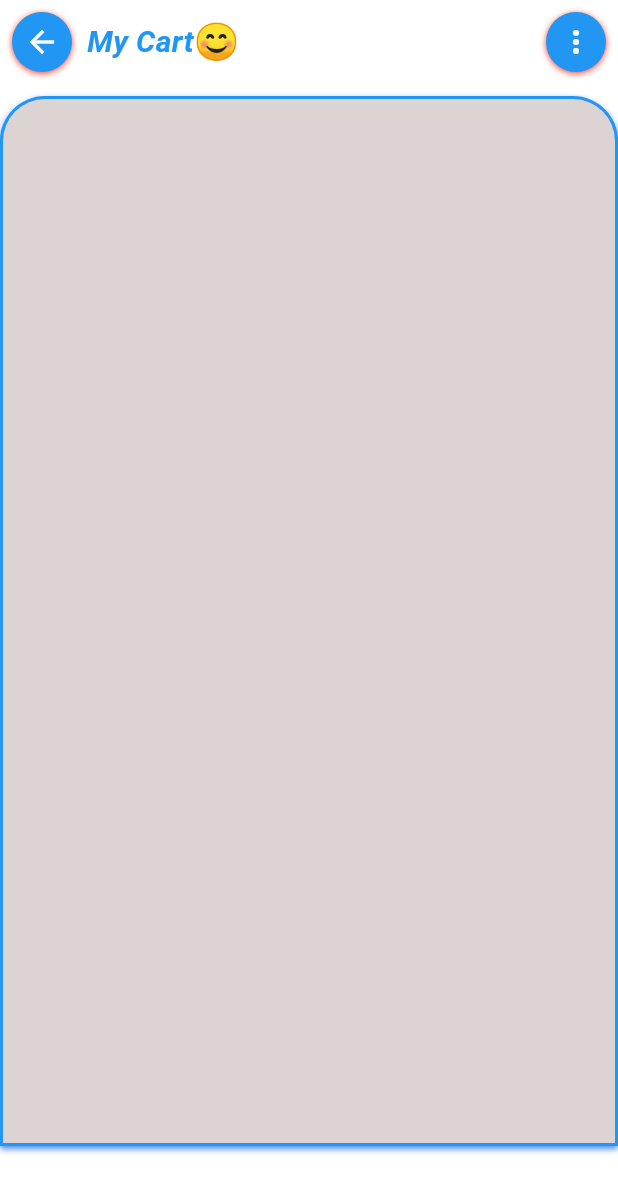
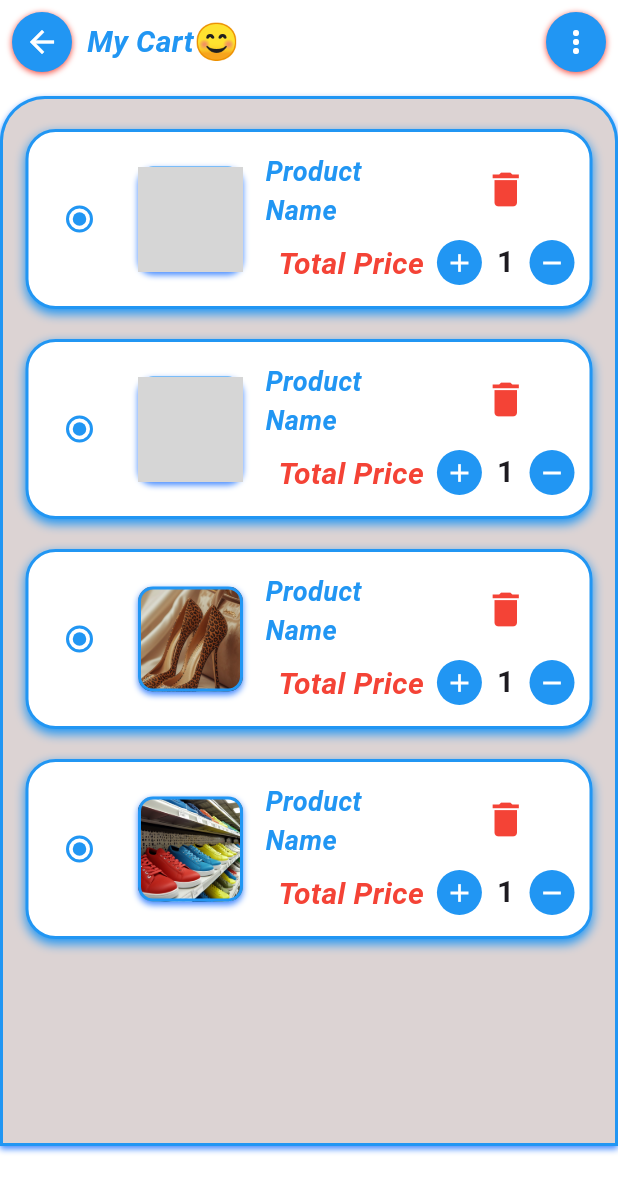
Before and after one commit to Yvonne-Wanja-1/Online-Shop-2, a Flutter app: the Cartpage screen opened by its route, on a phone screen of 412 x 824 dp. Shown: the top 1193 px of the screen. Run offline on Flutter 3.47's test engine with Material 3 defaults, Android fonts, the phone set to English and light mode, and no system bars; our stand-ins replace badges, curved_navigation_bar; Roboto replaces fonts that are missing (Arial); grey boxes are pictures that could not be loaded.

```diff
--- a/recap/lib/pages/CartPage.dart
+++ b/recap/lib/pages/CartPage.dart
@@ -1,5 +1,6 @@
 import 'package:flutter/material.dart';
 import 'package:recap/widgets/cartappbar.dart';
+import 'package:recap/widgets/cartitemsamples.dart';
 
 class Cartpage extends StatelessWidget {
   const Cartpage({super.key});
@@ -35,7 +36,7 @@ class Cartpage extends StatelessWidget {
               ],
             ),
             child: Column(children: [
-
+CartItemSamples(),
 
 
             ],),
--- /dev/null
+++ b/recap/lib/widgets/cartitemsamples.dart
@@ -0,0 +1,181 @@
+import 'package:flutter/material.dart';
+
+class CartItemSamples extends StatelessWidget {
+  const CartItemSamples({super.key});
+
+  @override
+  Widget build(BuildContext context) {
+    return Column(
+      children: [
+        for (int i = 0; i < 4; i++) // Loop to create multiple items
+        Container(
+          height: 120,
+          margin: const EdgeInsets.symmetric(horizontal: 15, vertical: 10),
+          padding: const EdgeInsets.all(10),
+          decoration: BoxDecoration(
+            color: Colors.white,
+            borderRadius: BorderRadius.circular(20),
+            border: Border.all(
+              color: Colors.blue,
+              width: 2,
+            ),
+            boxShadow: const [
+              BoxShadow(
+                color: Colors.blue,
+                blurRadius: 5,
+                offset: Offset(0, 3),
+              ),
+            ],
+          ),
+          child: Row(
+            children: [
+              // Radio Button
+              Radio(
+                value: "selected",
+                groupValue: "selected", // Replace with a variable for dynamic selection
+                onChanged: (value) {
+                  // Add your logic here
+                },
+                activeColor: Colors.blue,
+              ),
+              const SizedBox(width: 15),
+
+              // Product Image
+              Container(
+                height: 70,
+                width: 70,
+                decoration: BoxDecoration(
+                  borderRadius: BorderRadius.circular(10),
+                  image: DecorationImage(
+                    image: AssetImage('images/$i.jpg'),
+                    fit: BoxFit.cover,
+                  ),
+                  border: Border.all(
+                    color: Colors.blue,
+                    width: 2,
+                  ),
+                  boxShadow: const [
+                    BoxShadow(
+                      color: Colors.blueAccent,
+                      blurRadius: 3,
+                      offset: Offset(0, 2),
+                    ),
+                  ],
+                ),
+              ),
+              const SizedBox(width: 15),
+
+              // Product Details
+              Expanded(
+                child: Column(
+                 // crossAxisAlignment: CrossAxisAlignment.start,
+                  mainAxisAlignment: MainAxisAlignment.center,
+                  children: [
+                    const Text(
+                      'Product Name',
+                      style: TextStyle(
+                        fontStyle: FontStyle.italic,
+                        color: Colors.blue,
+                        fontSize: 18,
+                        fontWeight: FontWeight.bold,
+                        fontFamily: 'Arial',
+                      ),
+                    ),
+                    const SizedBox(height: 8),
+                    const Text(
+                      'Total Price',
+                      style: TextStyle(
+                        fontStyle: FontStyle.italic,
+                        color: Colors.red,
+                        fontSize: 20,
+                        fontWeight: FontWeight.bold,
+                        fontFamily: 'Arial',
+                      ),
+                    ),
+                  ],
+                ),
+              ),
+
+              // Delete Icon and Quantity Controls
+              Column(
+                mainAxisAlignment: MainAxisAlignment.center,
+                children: [
+                  // Delete Icon
+                  IconButton(
+                    icon: const Icon(
+                      Icons.delete,
+                      color: Colors.red,
+                      size: 30,
+                    ),
+                    onPressed: () {
+                      // Add delete logic here
+                    },
+                  ),
+                  const SizedBox(height: 10),
+
+                  // Quantity Controls
+                  Row(
+                    children: [
+                      // Add Button
+                      InkWell(
+                        onTap: () {
+                          // Add increment logic here
+                        },
+                        child: Container(
+                          height: 30,
+                          width: 30,
+                          decoration: BoxDecoration(
+                            color: Colors.blue,
+                            borderRadius: BorderRadius.circular(50),
+                          ),
+                          child: const Icon(
+                            Icons.add,
+                            color: Colors.white,
+                            size: 20,
+                          ),
+                        ),
+                      ),
+                      const SizedBox(width: 10),
+
+                      // Quantity Text
+                      const Text(
+                        '1',
+                        style: TextStyle(
+                          fontSize: 20,
+                          fontWeight: FontWeight.bold,
+                        ),
+                      ),
+                      const SizedBox(width: 10),
+
+                      // Remove Button
+                      InkWell(
+                        onTap: () {
+                          // Add decrement logic here
+                        },
+                        child: Container(
+                          height: 30,
+                          width: 30,
+                          decoration: BoxDecoration(
+                            color: Colors.blue,
+                            borderRadius: BorderRadius.circular(50),
+                          ),
+                          child: const Icon(
+                            Icons.remove,
+                            color: Colors.white,
+                            size: 20,
+                          ),
+                        ),
+                      ),
+                    ],
+                  ),
+                ],
+              ),
+            ],
+          ),
+        ),
+      ],
+    );
+
+
+  }
+}
```
